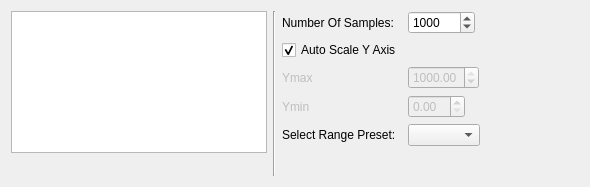
AlexanderAmelkin/SerialPlot, file src/plotcontrolpanel.ui: the form before one commit.
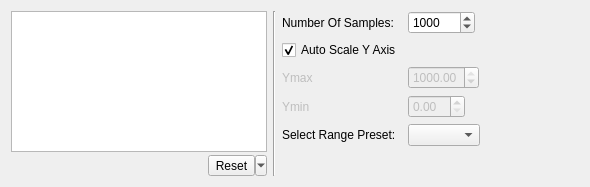
The form after the commit. Custom widgets are drawn as their Qt base class.

Commit message: added button to reset channel info

Diff of the .ui file:
```diff
--- a/src/plotcontrolpanel.ui
+++ b/src/plotcontrolpanel.ui
@@ -42,6 +42,8 @@
       </widget>
      </item>
      <item>
+      <layout class="QHBoxLayout" name="horizontalLayout_2">
+       <item>
       <widget class="color_widgets::ColorSelector" name="colorSelector" native="true">
        <property name="sizePolicy">
         <sizepolicy hsizetype="Maximum" vsizetype="Preferred">
@@ -62,6 +64,34 @@
         </size>
        </property>
       </widget>
+       </item>
+       <item>
+        <spacer name="horizontalSpacer">
+         <property name="orientation">
+          <enum>Qt::Horizontal</enum>
+         </property>
+         <property name="sizeHint" stdset="0">
+          <size>
+           <width>1</width>
+           <height>20</height>
+          </size>
+         </property>
+        </spacer>
+       </item>
+       <item>
+        <widget class="QToolButton" name="tbReset">
+         <property name="text">
+          <string>Reset</string>
+         </property>
+         <property name="popupMode">
+          <enum>QToolButton::MenuButtonPopup</enum>
+         </property>
+         <property name="arrowType">
+          <enum>Qt::NoArrow</enum>
+         </property>
+        </widget>
+       </item>
+      </layout>
      </item>
     </layout>
    </item>
```
Lines whose indentation alone changed are shown as unchanged. The commit also changes 4 other files.
